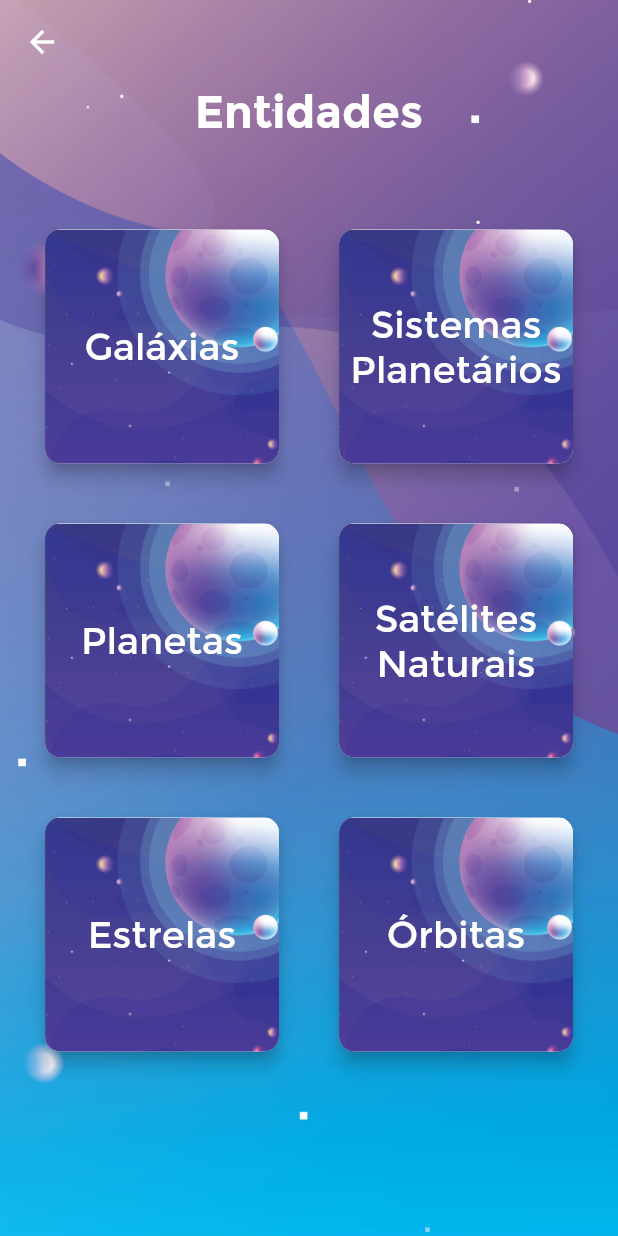
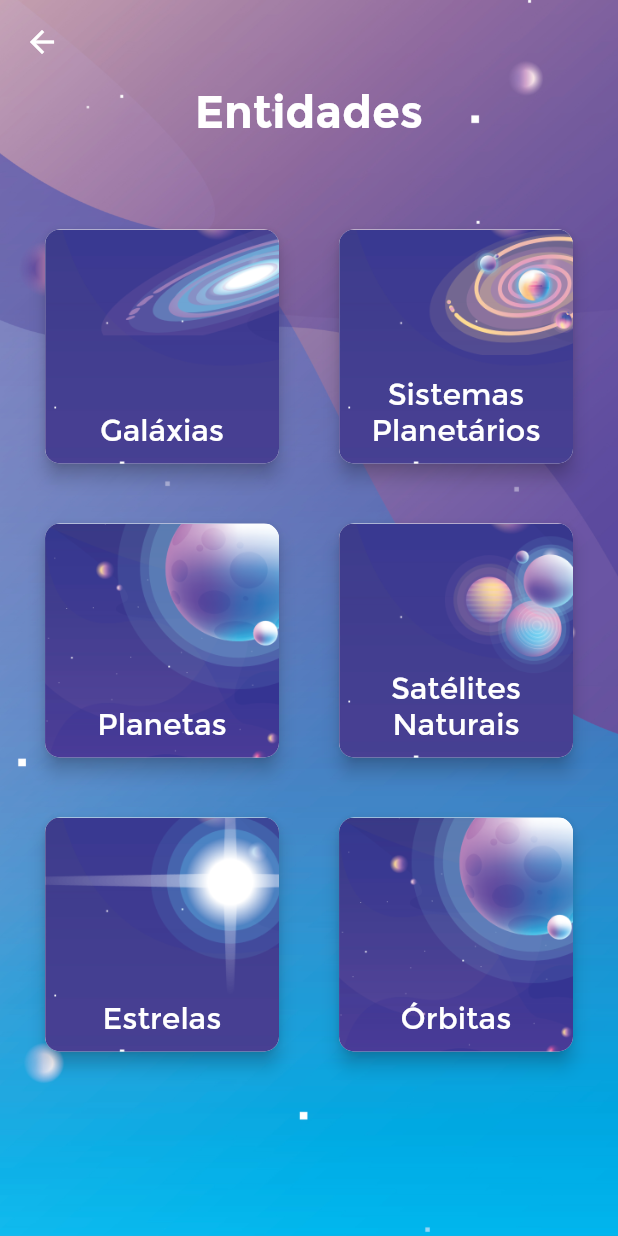
Before and after one commit to Eufranio/myplanets, a Flutter app: the ListEntitiesScreen screen opened by its route, on a phone screen of 412 x 824 dp. Run offline on Flutter 3.47's test engine with Material 2 defaults, Android fonts, the phone set to English and light mode, and no system bars; our stand-ins replace cloud_firestore, firebase_auth, get_it; accounts and stored records are empty; statements that could not run were skipped.

Commit message:
changes to information screens

```diff
--- a/lib/ui/views/list_entities.dart
+++ b/lib/ui/views/list_entities.dart
@@ -69,38 +69,41 @@ class ListEntitiesScreen extends StatelessWidget {
                       null, () => Galaxy(), () => EditGalaxyState()),
                   childInfoFunction: EditGalaxyState.shortInfo,
                   buttonSize: 130),
-              'Galáxias'),
+              'Galáxias', 'assets/list-button-galaxy.png'),
           buildButton(context, ListEntitiesSpecificScreen<SystemCRUD>(
               editScreen: EditModelScreen(
                   null, () => System(), () => EditSystemState())),
-              'Sistemas Planetários'),
+              'Sistemas Planetários','assets/list-button-system.png'),
           buildButton(context,
               ListEntitiesSpecificScreen<PlanetCRUD>(
                   editScreen: EditModelScreen(
                       null, () => Planet(), () => EditPlanetState())),
-              'Planetas'),
+              'Planetas','assets/list-button-bg.png'),
           buildButton(context, ListEntitiesSpecificScreen<SatelliteCRUD>(
               editScreen: EditModelScreen(
                   null, () => NaturalSatellite(), () => EditSatelliteState())),
-              'Satélites Naturais'),
+              'Satélites Naturais','assets/list-button-satellite.png'),
           buildButton(context, ListEntitiesSpecificScreen<StarCRUD>(
               editScreen: EditModelScreen(
-                  null, () => Star(), () => EditStarState())), 'Estrelas'),
+                  null, () => Star(), () => EditStarState())), 'Estrelas', 'assets/list-button-star.png'),
           buildButton(context, ListEntitiesSpecificScreen<OrbitCRUD>(
             editScreen: EditModelScreen(
                 null, () => Orbit(), () => EditOrbitState()
             ),
-          ), 'Órbitas')
+          ), 'Órbitas', 'assets/list-button-bg.png')
         ]
     );
   }
 
-  Widget buildButton(context, nextScreen, text) {
+  Widget buildButton(context, nextScreen, text, image) {
     return ImageButton(
-          image: AssetImage('assets/list-button-bg.png'),
-          child: Text(text, style: TextStyle(fontSize: 25), textAlign: TextAlign.center,),
-          align: Alignment.center,
-          padding: EdgeInsets.all(4),
+          image: AssetImage(image),
+
+          child: Padding(
+            padding: const EdgeInsets.all(10.0),
+            child: Text(text, style: TextStyle(fontSize: 20), textAlign: TextAlign.center,),
+          ),
+          align: Alignment.bottomCenter,
           onPressed: () => Navigator.push(context, MaterialPageRoute(builder: (_) => nextScreen))
       );
   }
```
Also changed, not shown: assets/list-button-galaxy.png (added), assets/list-button-satellite.png (added), assets/list-button-star.png (added), assets/list-button-system.png (added).
